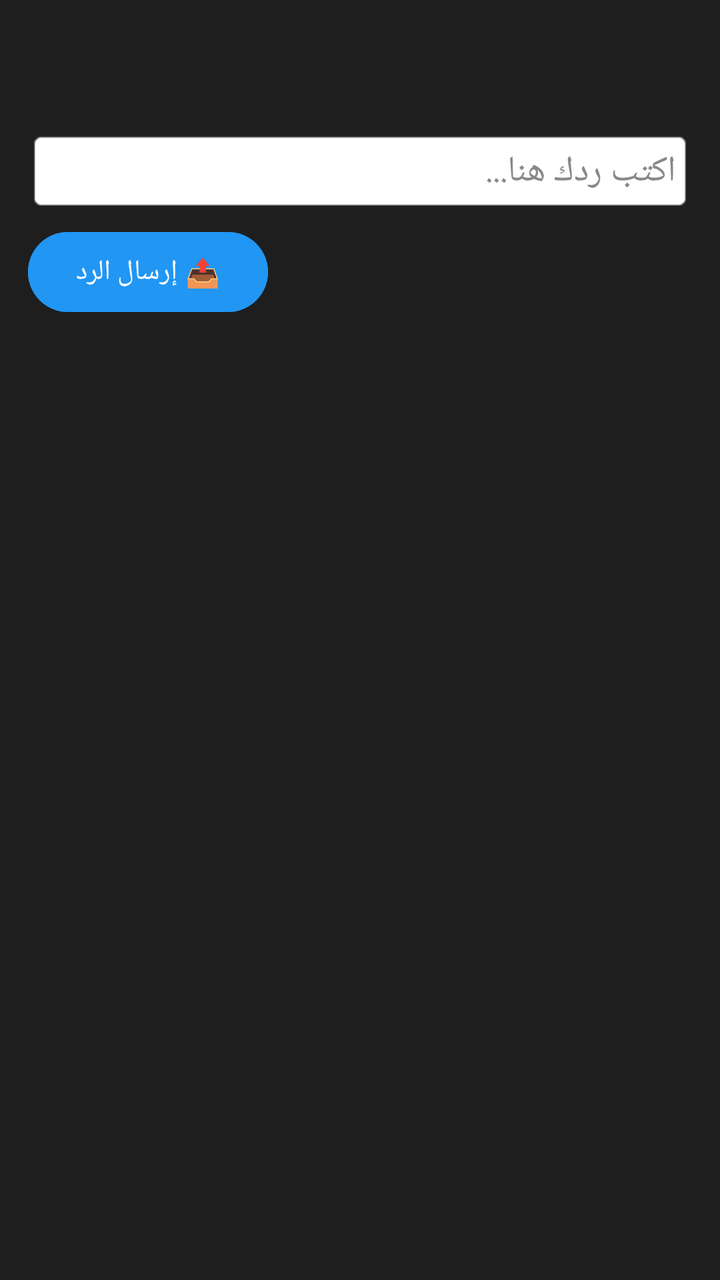
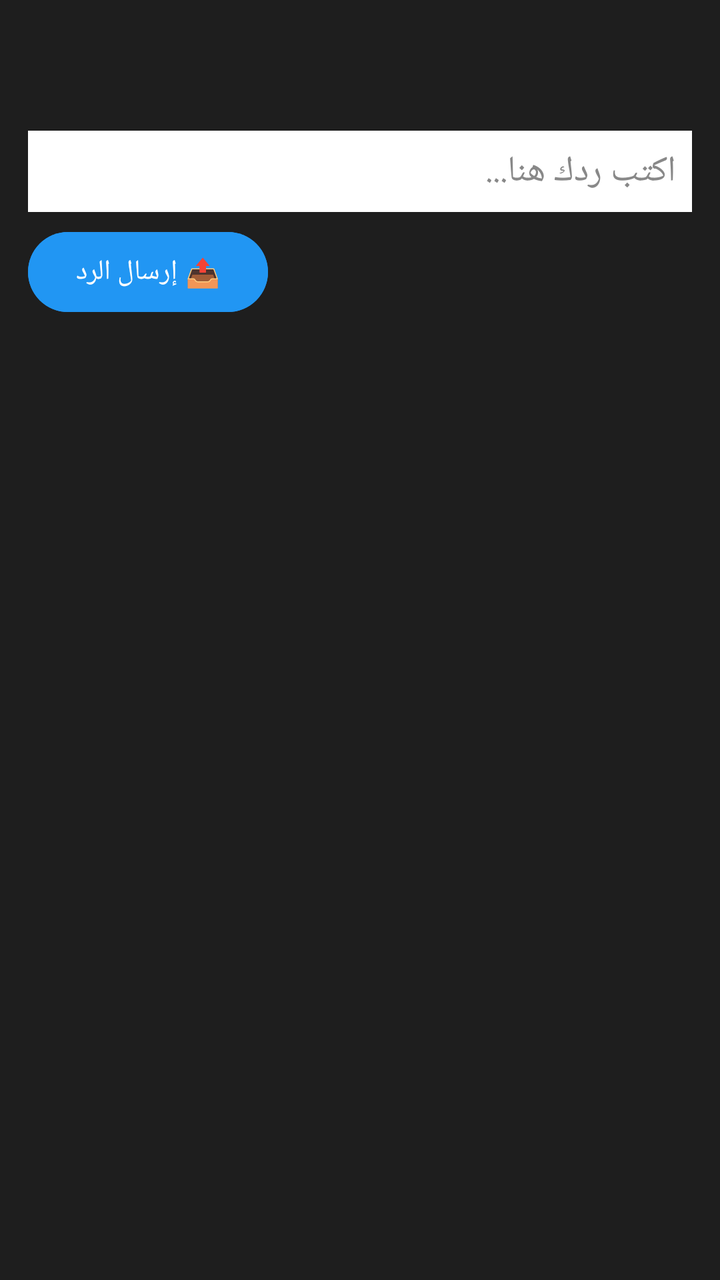

Screens rendered from an Android XML layout before and after an edit, with the pre-edit source and the edit as a unified diff.
<!-- AndroidManifest.xml: application theme Theme.1Bac -->
<!-- res/layout/item_teacher_question.xml -->
<?xml version="1.0" encoding="utf-8"?>
<LinearLayout xmlns:android="http://schemas.android.com/apk/res/android"
    android:layout_width="match_parent"
    android:layout_height="wrap_content"
    android:orientation="vertical"
    android:background="#1E1E1E"
    android:padding="14dp"
    android:layout_marginBottom="12dp">

    <TextView
        android:id="@+id/tvQuestionStudent"
        android:layout_width="match_parent"
        android:layout_height="wrap_content"
        android:textColor="#4CAF50"
        android:textStyle="bold"
        android:textSize="14sp"
        android:layout_marginBottom="4dp"/>

    <TextView
        android:id="@+id/tvQuestionText"
        android:layout_width="match_parent"
        android:layout_height="wrap_content"
        android:textColor="#FFFFFF"
        android:textSize="15sp"
        android:layout_marginBottom="8dp"/>

    <TextView
        android:id="@+id/tvExistingReply"
        android:layout_width="match_parent"
        android:layout_height="wrap_content"
        android:textColor="#2196F3"
        android:textSize="14sp"
        android:visibility="gone"
        android:layout_marginBottom="8dp"/>

    <EditText
        android:id="@+id/etReplyText"
        android:layout_width="match_parent"
        android:layout_height="wrap_content"
        android:hint="اكتب ردك هنا..."
        android:textColor="#FFFFFF"
        android:textColorHint="#888888"
        android:background="@android:drawable/editbox_background"
        android:padding="8dp"
        android:layout_marginBottom="6dp"/>

    <Button
        android:id="@+id/btnSendReply"
        android:layout_width="wrap_content"
        android:layout_height="wrap_content"
        android:text="📤 إرسال الرد"
        android:backgroundTint="#2196F3"
        android:textColor="#FFFFFF"/>

</LinearLayout>
<!-- resources referenced by this layout -->
<resources>
  <style name="Theme.1Bac" parent="Base.Theme.1Bac" />
  <style name="Base.Theme.1Bac" parent="Theme.Material3.DayNight.NoActionBar">
          
          
      </style>
</resources>

<!-- the commit's change to res/layout/item_teacher_question.xml (unified diff, before → after) -->
@@ -38,9 +38,9 @@
         android:layout_width="match_parent"
         android:layout_height="wrap_content"
         android:hint="اكتب ردك هنا..."
-        android:textColor="#FFFFFF"
+        android:textColor="#000000"
         android:textColorHint="#888888"
-        android:background="@android:drawable/editbox_background"
+        android:background="#FFFFFF"
         android:padding="8dp"
         android:layout_marginBottom="6dp"/>
 
